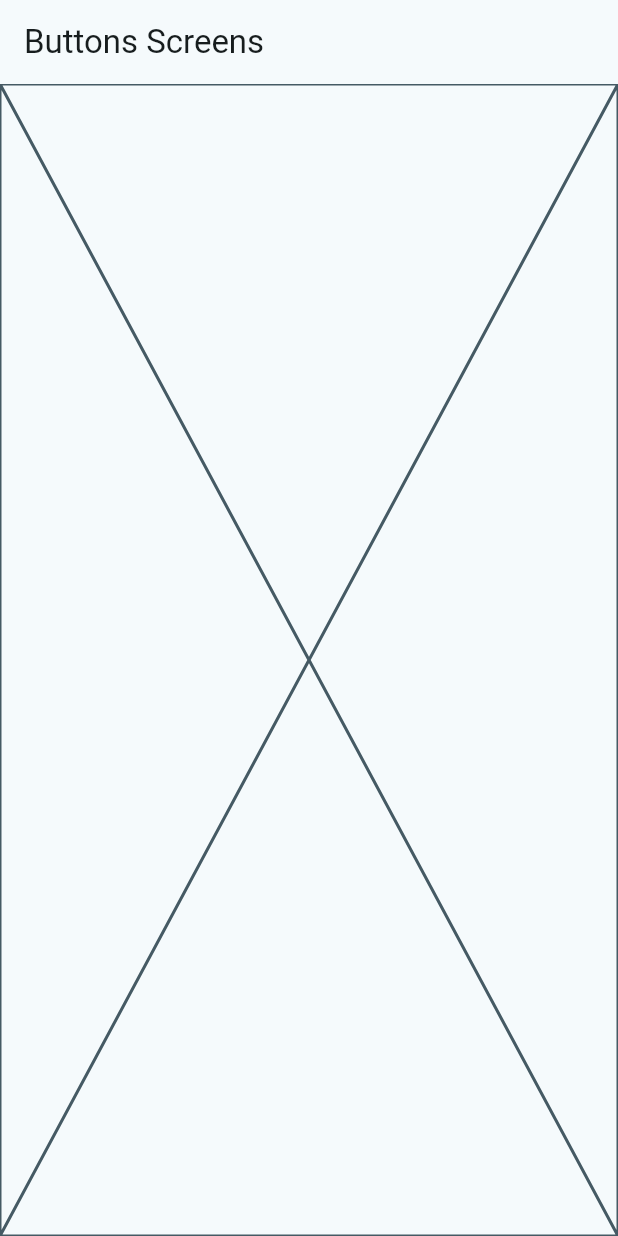
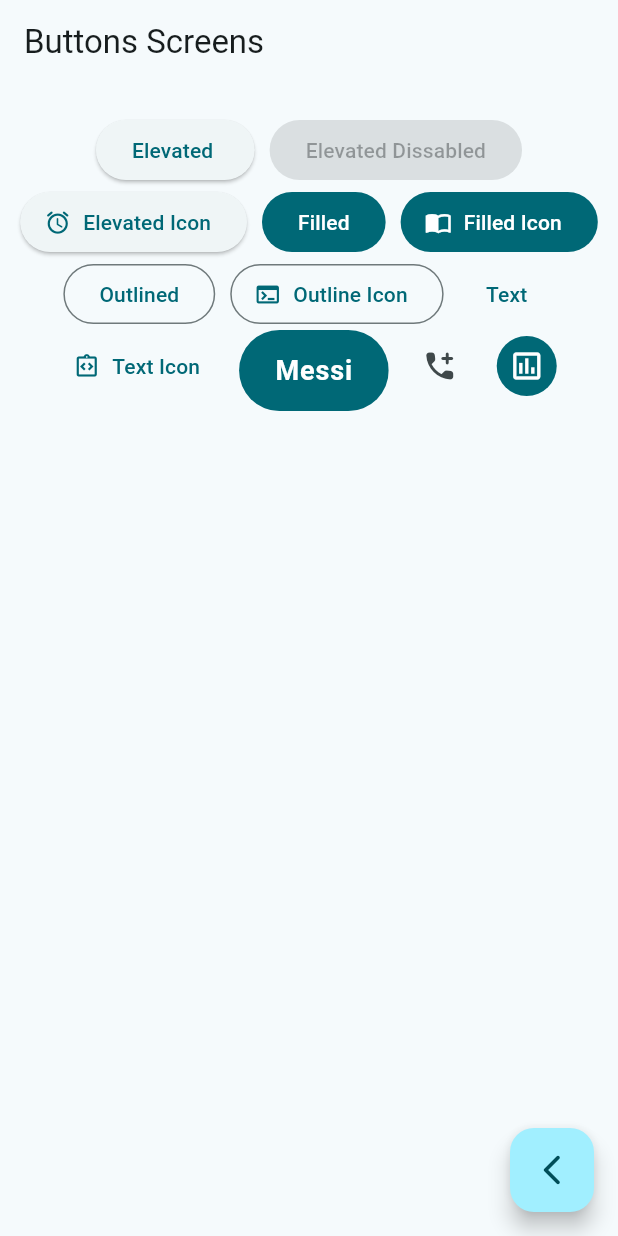
Before and after one commit to Jorge09829985/Proyecto-final-secci-n-9, a Flutter app: the ButtonsScreens screen opened by its route, on a phone screen of 412 x 824 dp. Run offline on Flutter 3.47's test engine with Material 3 defaults, Android fonts, the phone set to English and light mode, and no system bars; our stand-ins replace go_router.

Commit message:
Botones terminados

```diff
--- a/lib/config/router/app_router.dart
+++ b/lib/config/router/app_router.dart
@@ -14,13 +14,13 @@ final appRouter = GoRouter(
     GoRoute(
       path: '/buttons',
       name: ButtonsScreens.name,
-      builder: (context, state) => const CardsScreens(),
+      builder: (context, state) => const ButtonsScreens(),
     ),
 
     GoRoute(
       path: '/cards',
       name: CardsScreens.name,
-      builder: (context, state) => const ButtonsScreens(),
+      builder: (context, state) => const CardsScreens(),
     ),
   ],
 );
--- a/lib/presentation/screens/buttons/buttons_screens.dart
+++ b/lib/presentation/screens/buttons/buttons_screens.dart
@@ -1,4 +1,5 @@
 import 'package:flutter/material.dart';
+import 'package:go_router/go_router.dart';
 
 class ButtonsScreens extends StatelessWidget {
 
@@ -13,7 +14,112 @@ class ButtonsScreens extends StatelessWidget {
       appBar: AppBar(
         title: Text('Buttons Screens'),
       ),
-      body: const Placeholder(),
+      body: const _ButtonsView(),
+      floatingActionButton: FloatingActionButton(
+      child: Icon(Icons.arrow_back_ios_new_rounded),
+      onPressed: (){
+        context.pop();
+      },
+  ),
     );
   }
 }
+
+class _ButtonsView extends StatelessWidget {
+  const _ButtonsView();
+
+  @override
+  Widget build(BuildContext context) {
+
+    final colors = Theme.of(context).colorScheme;
+
+    return SizedBox(
+      width: double.infinity,
+      child:Padding(
+        padding: const EdgeInsets.symmetric(horizontal: 10, vertical: 20),
+        child: Wrap(
+          spacing: 10,
+          alignment: WrapAlignment.center,
+          children: [
+            ElevatedButton(onPressed:(){}, child: const Text('Elevated ')),
+            const ElevatedButton(onPressed: null, child: Text('Elevated Dissabled')),
+
+            ElevatedButton.icon(onPressed: (){}, icon: Icon(Icons.access_alarm_rounded),
+            label: Text('Elevated Icon'),),
+
+            FilledButton(onPressed: (){}, child: const Text('Filled')),
+            FilledButton.icon(
+              onPressed: (){},
+              icon: const Icon(Icons.import_contacts  ),
+              label: const Text('Filled Icon'),
+              ),
+
+            OutlinedButton(onPressed: (){}, child: const Text('Outlined')),
+            OutlinedButton.icon(
+              onPressed: (){},
+              icon: const Icon(Icons.terminal),
+              label: const Text('Outline Icon'),
+              ),
+
+            TextButton(onPressed: (){}, child: const Text('Text')),
+            TextButton.icon(
+              onPressed: (){},
+              icon: const Icon(Icons.integration_instructions_outlined),
+              label:const Text('Text Icon')
+              ),
+
+              const CustomButton(),
+
+            IconButton(onPressed: (){}, icon: const Icon(Icons.add_ic_call_rounded)),
+            IconButton(
+              onPressed: (){},
+              icon: const Icon(Icons.insert_chart_outlined_outlined),
+              style:ButtonStyle(
+                backgroundColor: WidgetStatePropertyAll(colors.primary),
+                iconColor: const WidgetStatePropertyAll(Colors.white),
+              ),
+              ),
+
+        ],
+      ),
+    ),
+    );
+  }
+}
+
+
+class CustomButton extends StatelessWidget {
+  const CustomButton({super.key});
+
+  @override
+  Widget build(BuildContext context) {
+
+    final colors = Theme.of(context).colorScheme;
+
+    return ClipRRect(
+      borderRadius: BorderRadius.circular(30),
+      child: Material(
+        color: colors.primary,
+        elevation: 3,
+        shadowColor: colors.primary.withOpacity(0.4),
+        child: InkWell(
+          onTap: (){},
+          splashColor: Colors.white.withOpacity(0.15),
+          highlightColor: Colors.white.withOpacity(0.05),
+          child: Padding(
+            padding: const EdgeInsets.symmetric(horizontal: 24, vertical: 14),
+            child: Text(
+              'Messi',
+              style: const TextStyle(
+                color: Colors.white,
+                fontSize: 18,
+                fontWeight: FontWeight.w600,
+                letterSpacing: 0.6,
+              ),
+            ),
+          ),
+        ),
+      ),
+    );
+  }
+}
--- a/lib/presentation/screens/home/home_screen.dart
+++ b/lib/presentation/screens/home/home_screen.dart
@@ -12,7 +12,7 @@ class HomeScreen extends StatelessWidget {
   Widget build(BuildContext context) {
     return Scaffold(
       appBar: AppBar(
-        title: Text('flutter + material 3'),
+        title: Text('Botones y Tarjeta'),
       ),
       body: const _HomeView(),
     );
--- a/lib/presentation/screens/screens.dart
+++ b/lib/presentation/screens/screens.dart
@@ -1,3 +1,3 @@
 export 'package:widgets_app/presentation/screens/buttons/buttons_screens.dart';
-export 'package:widgets_app/presentation/screens/cards/card_screens.dart';
+export 'package:widgets_app/presentation/screens/cards/cards_screens.dart';
 export 'package:widgets_app/presentation/screens/home/home_screen.dart';
```
Also changed, not shown: lib/presentation/screens/cards/cards_screens.dart (renamed from lib/presentation/screens/cards/card_screens.dart).
